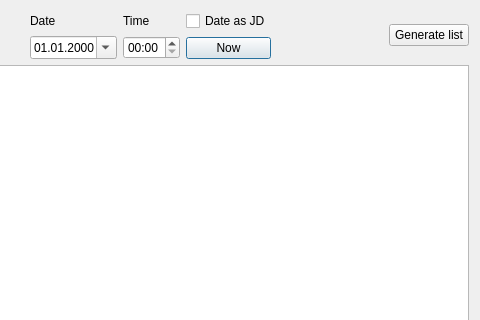
Qt form variablestarsdialog.ui (PavelMr/skytechx) before a commit; both pictures show x 474 to 954 and y 0 to 320 of the 954 by 560 pixel window.
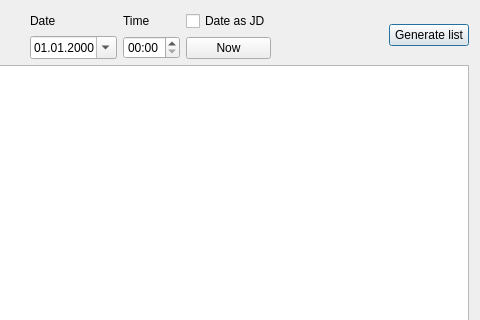
The same form after that commit. Icons and pictures are not drawn.

The edit to the form file:
```diff
--- a/variablestarsdialog.ui
+++ b/variablestarsdialog.ui
@@ -150,6 +150,9 @@
          <property name="text">
           <string>Now</string>
          </property>
+         <property name="autoDefault">
+          <bool>false</bool>
+         </property>
         </widget>
        </item>
       </layout>
@@ -177,6 +180,9 @@
          <property name="text">
           <string>Generate list</string>
          </property>
+         <property name="default">
+          <bool>true</bool>
+         </property>
         </widget>
        </item>
       </layout>
```
